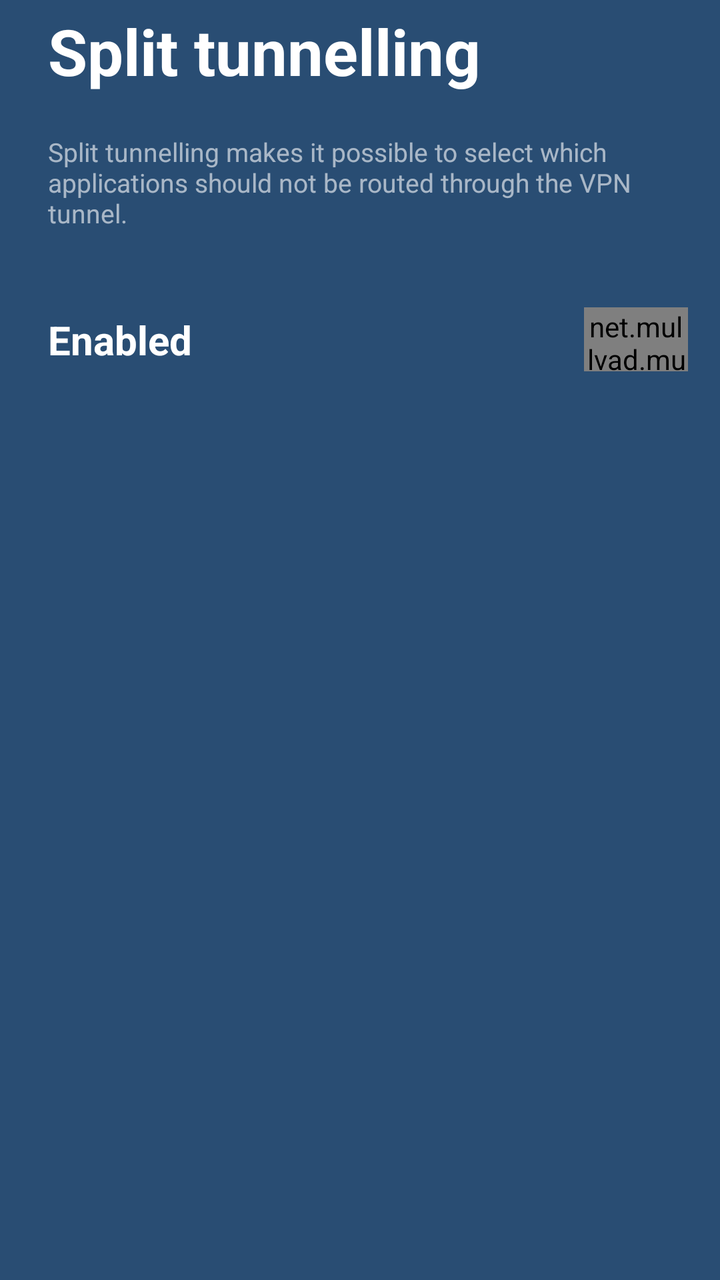
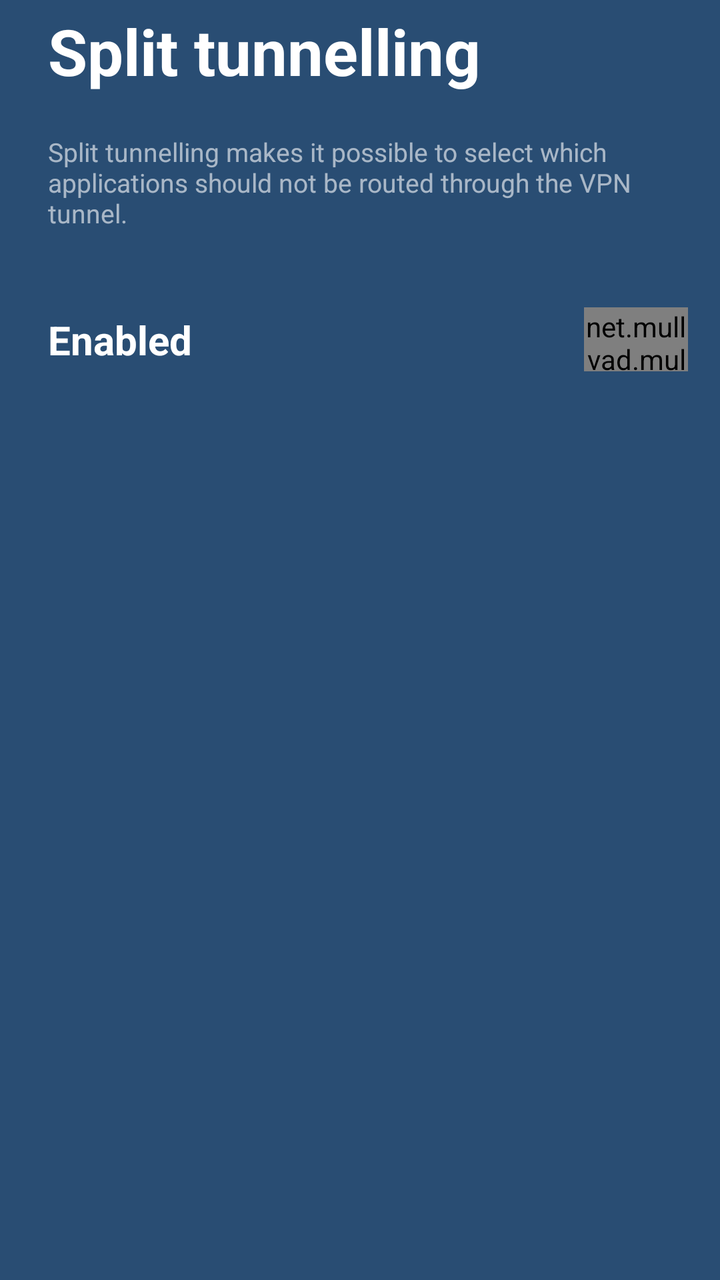

An Android layout rendered at two revisions. The XML below is the earlier revision; the diff shows what the commit changed to produce the second picture.
<!-- AndroidManifest.xml: application theme AppTheme -->
<!-- res/layout/split_tunnelling_header.xml -->
<LinearLayout xmlns:android="http://schemas.android.com/apk/res/android"
              android:layout_width="match_parent"
              android:layout_height="wrap_content"
              android:orientation="vertical"
              android:gravity="left">
    <TextView android:id="@+id/expanded_title"
              android:layout_width="wrap_content"
              android:layout_height="wrap_content"
              android:layout_weight="0"
              android:layout_marginLeft="24dp"
              android:layout_marginTop="4dp"
              android:layout_marginBottom="12dp"
              android:text="@string/split_tunnelling"
              style="@style/SettingsExpandedHeader" />
    <TextView android:layout_width="match_parent"
              android:layout_height="wrap_content"
              android:paddingTop="8dp"
              android:paddingHorizontal="24dp"
              android:text="@string/split_tunnelling_description"
              android:textColor="@color/white60"
              android:textSize="13sp" />
    <LinearLayout android:id="@+id/enabled"
                  android:layout_width="match_parent"
                  android:layout_height="wrap_content"
                  android:layout_marginTop="24dp"
                  android:paddingHorizontal="16dp"
                  android:background="@drawable/cell_button_background"
                  android:gravity="center"
                  android:clickable="true">
        <TextView android:layout_width="wrap_content"
                  android:layout_height="wrap_content"
                  android:layout_weight="1"
                  android:paddingHorizontal="8dp"
                  android:paddingVertical="17dp"
                  android:textColor="@color/white"
                  android:textSize="20sp"
                  android:textStyle="bold"
                  android:text="@string/enabled" />
        <net.mullvad.mullvadvpn.ui.CellSwitch android:id="@+id/enabled_toggle"
                                              android:layout_width="52dp"
                                              android:layout_height="32dp"
                                              android:layout_weight="0" />
    </LinearLayout>
    <LinearLayout android:id="@+id/exclude_applications"
                  android:layout_width="match_parent"
                  android:layout_height="wrap_content"
                  android:layout_marginTop="24dp"
                  android:paddingHorizontal="16dp"
                  android:background="@drawable/cell_button_background"
                  android:visibility="gone"
                  android:gravity="center">
        <TextView android:layout_width="wrap_content"
                  android:layout_height="wrap_content"
                  android:layout_weight="1"
                  android:paddingHorizontal="8dp"
                  android:paddingVertical="17dp"
                  android:textColor="@color/white"
                  android:textSize="20sp"
                  android:textStyle="bold"
                  android:text="@string/exclude_applications" />
    </LinearLayout>
    <ProgressBar android:id="@+id/loading_spinner"
                 android:layout_width="60dp"
                 android:layout_height="60dp"
                 android:layout_gravity="center"
                 android:layout_marginTop="24dp"
                 android:indeterminate="true"
                 android:indeterminateOnly="true"
                 android:indeterminateDuration="600"
                 android:indeterminateDrawable="@drawable/icon_spinner"
                 android:visibility="gone" />
</LinearLayout>
<!-- resources referenced by this layout -->
<resources>
  <color name="white">#FFFFFF</color>
  <color name="white60">#99FFFFFF</color>
  <!-- drawable cell_button_background (drawable) -->
  <?xml version="1.0" encoding="utf-8"?>
  <selector xmlns:android="http://schemas.android.com/apk/res/android">
      <item android:state_pressed="false">
          <shape android:shape="rectangle">
              <solid android:color="@color/blue" />
          </shape>
      </item>
      <item android:state_pressed="true">
          <shape android:shape="rectangle">
              <solid android:color="@color/blue80" />
          </shape>
      </item>
  </selector>
  <!-- drawable icon_spinner (drawable) -->
  <?xml version="1.0" encoding="utf-8"?>
  <rotate xmlns:android="http://schemas.android.com/apk/res/android"
          android:fromDegrees="0"
          android:toDegrees="360"
          android:pivotX="50%"
          android:pivotY="50%">
      <vector android:width="60dp"
              android:height="60dp"
              android:viewportWidth="60.0"
              android:viewportHeight="60.0">
          <group>
              <path android:fillColor="#33FFFFFF"
                    android:pathData="M27.6038221,6.11991768 C40.7924274,4.79654517 52.5567098,14.4152168 53.8800823,27.6038221 C55.2034548,40.7924274 45.5847832,52.5567098 32.3961779,53.8800823 C19.2075726,55.2034548 7.4432902,45.5847832 6.11991768,32.3961779 C4.79654517,19.2075726 14.4152168,7.4432902 27.6038221,6.11991768 Z M28.4025481,14.0799451 C19.6101445,14.9621935 13.1976968,22.8050484 14.0799451,31.5974519 C14.9621935,40.3898555 22.8050484,46.8023032 31.5974519,45.9200549 C40.3898555,45.0378065 46.8023032,37.1949516 45.9200549,28.4025481 C45.0378065,19.6101445 37.1949516,13.1976968 28.4025481,14.0799451 Z" />
              <path android:fillColor="#FFFFFF"
                    android:pathData="M25.2028561,6.48431564 C12.2155023,9.13370504 3.83492624,21.80979 6.48431564,34.7971439 C9.13370504,47.7844977 21.80979,56.1650738 34.7971439,53.5156844 C44.2988591,51.577357 51.5941458,44.163762 53.514681,34.8276709 C53.9598043,32.6638409 52.5665172,30.5488664 50.4026872,30.1037431 C48.2388572,29.6586198 46.1238826,31.0519068 45.6787593,33.2157369 C44.3979534,39.441981 39.5342463,44.3845633 33.1980959,45.6771229 C24.53986,47.4433825 16.0891367,41.8563318 14.3228771,33.1980959 C12.5566175,24.53986 18.1436682,16.0891367 26.8019041,14.3228771 C28.9664631,13.8813122 30.3632257,11.7686314 29.9216608,9.60407239 C29.4800959,7.43951342 27.3674151,6.04275074 25.2028561,6.48431564 Z" />
          </group>
      </vector>
  </rotate>
  <string name="enabled">Enabled</string>
  <string name="exclude_applications">Exclude applications</string>
  <string name="split_tunnelling">Split tunnelling</string>
  <string name="split_tunnelling_description">Split tunnelling makes it possible to select which
      applications should not be routed through the VPN tunnel.</string>
  <style name="SettingsExpandedHeader" parent="SettingsHeader">
          <item name="android:textSize">32sp</item>
      </style>
  <style name="AppTheme" parent="Theme.AppCompat.NoActionBar">
          <item name="colorPrimary">@color/colorPrimary</item>
          <item name="android:windowBackground">@color/blue</item>
      </style>
  <color name="blue">#294D73</color>
  <color name="blue80">#CC294D73</color>
  <style name="SettingsHeader">
          <item name="android:textColor">@color/white</item>
          <item name="android:textStyle">bold</item>
      </style>
  <color name="colorPrimary">#294D73</color>
</resources>

<!-- the commit's change to res/layout/split_tunnelling_header.xml (unified diff, before → after) -->
@@ -36,10 +36,10 @@
                   android:textSize="20sp"
                   android:textStyle="bold"
                   android:text="@string/enabled" />
-        <net.mullvad.mullvadvpn.ui.CellSwitch android:id="@+id/enabled_toggle"
-                                              android:layout_width="52dp"
-                                              android:layout_height="32dp"
-                                              android:layout_weight="0" />
+        <net.mullvad.mullvadvpn.ui.widget.CellSwitch android:id="@+id/enabled_toggle"
+                                                     android:layout_width="52dp"
+                                                     android:layout_height="32dp"
+                                                     android:layout_weight="0" />
     </LinearLayout>
     <LinearLayout android:id="@+id/exclude_applications"
                   android:layout_width="match_parent"
